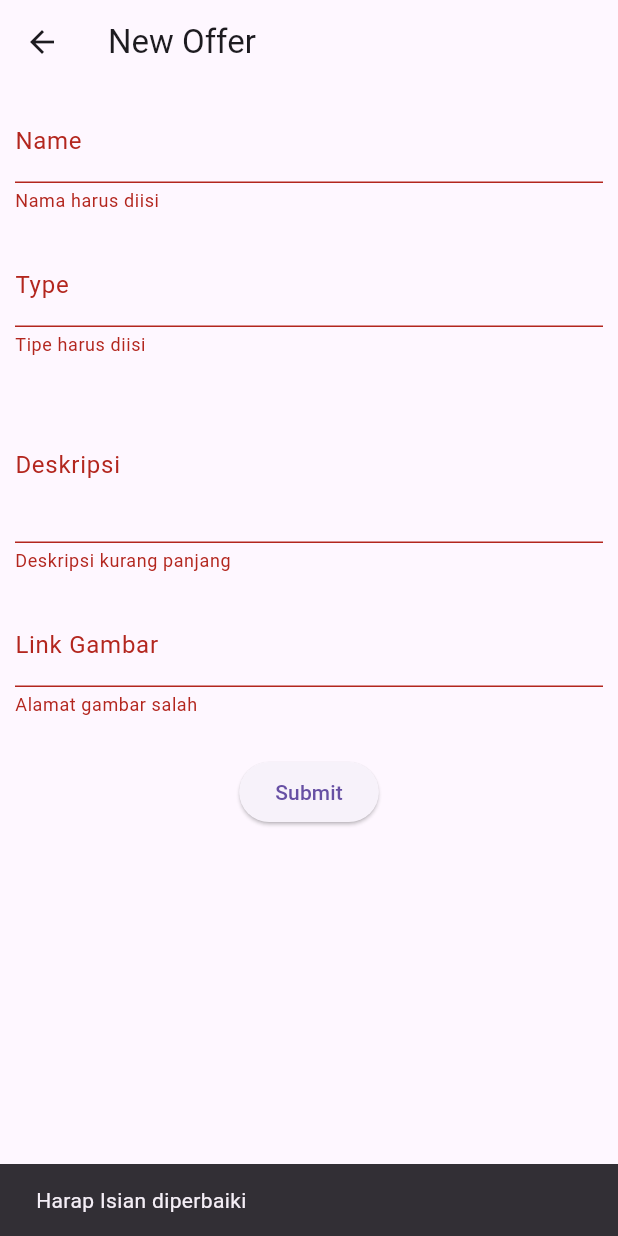
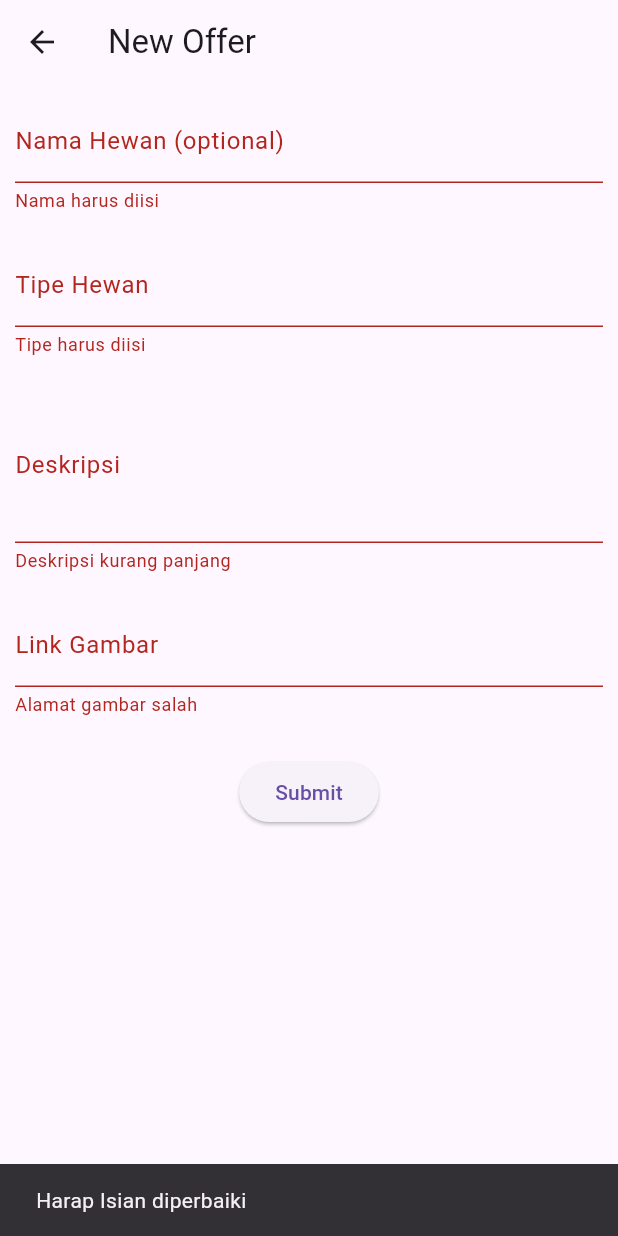
Before and after one commit to pauluskurnianto62/UAS_ET, a Flutter app: the NewOffer screen opened directly, after a tap on "Submit", on a phone screen of 412 x 824 dp. Run offline on Flutter 3.47's test engine with Material 3 defaults, Android fonts, the phone set to English and light mode, and no system bars; our stand-ins replace shared_preferences; accounts and stored records are empty; network calls fail.

Commit message:
fix list offer

```diff
--- a/lib/screen/newoffer.dart
+++ b/lib/screen/newoffer.dart
@@ -1,6 +1,7 @@
 import 'package:flutter/material.dart';
 import 'dart:convert';
 import 'package:http/http.dart' as http;
+import 'package:shared_preferences/shared_preferences.dart';
 
 class NewOffer extends StatefulWidget {
   const NewOffer({super.key});
@@ -17,23 +18,29 @@ class NewOfferState extends State<NewOffer> {
   String newimage = "";
 
   void submit() async {
-    final response = await http
-        .post(Uri.parse("https://ubaya.me/flutter/160421074/newofferadopt.php"), body: {
+    final prefs = await SharedPreferences.getInstance();
+    final response = await http.post(
+        Uri.parse(
+            "https://ubaya.me/flutter/160421074/adopsian/newofferadopt.php"),
+        body: {
+          'adoptID': prefs.getInt("user_id").toString(),
           'name': newname,
           'type': newtype,
           'description': newdesc,
           'image': newimage,
         });
+    print(response.body);
     if (response.statusCode == 200) {
       Map json = jsonDecode(response.body);
       if (json['result'] == 'success') {
         if (!mounted) return;
-        ScaffoldMessenger.of(context)
-            .showSnackBar(SnackBar(content: Text('Sukses Menambah Data')));
+        ScaffoldMessenger.of(context).showSnackBar(
+            const SnackBar(content: Text('Sukses Menambah Data')));
+        Navigator.pop(context);
       }
     } else {
       ScaffoldMessenger.of(context)
-          .showSnackBar(SnackBar(content: Text('Error')));
+          .showSnackBar(const SnackBar(content: Text('Error')));
       throw Exception('Failed to read API');
     }
   }
@@ -42,17 +49,17 @@ class NewOfferState extends State<NewOffer> {
   Widget build(BuildContext context) {
     return Scaffold(
         appBar: AppBar(
-          title: Text("New Offer"),
+          title: const Text("New Offer"),
         ),
         body: Form(
           key: formKey,
           child: Column(
             children: <Widget>[
               Padding(
-                padding: EdgeInsets.all(10),
+                  padding: const EdgeInsets.all(10),
                   child: TextFormField(
                     decoration: const InputDecoration(
-                  labelText: 'Name',
+                      labelText: 'Nama Hewan (optional)',
                     ),
                     onChanged: (value) {
                       newname = value;
@@ -63,13 +70,12 @@ class NewOfferState extends State<NewOffer> {
                       }
                       return null;
                     },
-              )
-            ),
+                  )),
               Padding(
-              padding: EdgeInsets.all(10),
+                  padding: const EdgeInsets.all(10),
                   child: TextFormField(
                     decoration: const InputDecoration(
-                labelText: 'Type',
+                      labelText: 'Tipe Hewan',
                     ),
                     onChanged: (value) {
                       newtype = value;
@@ -80,10 +86,9 @@ class NewOfferState extends State<NewOffer> {
                       }
                       return null;
                     },
-              )
-            ),
+                  )),
               Padding(
-              padding: EdgeInsets.all(10),
+                  padding: const EdgeInsets.all(10),
                   child: TextFormField(
                     decoration: const InputDecoration(
                       labelText: 'Deskripsi',
@@ -92,7 +97,7 @@ class NewOfferState extends State<NewOffer> {
                       newdesc = value;
                     },
                     validator: (value) {
-                if (value!.length<30) {
+                      if (value!.length < 30) {
                         return 'Deskripsi kurang panjang';
                       }
                       return null;
@@ -100,10 +105,9 @@ class NewOfferState extends State<NewOffer> {
                     keyboardType: TextInputType.multiline,
                     minLines: 3,
                     maxLines: 6,
-              )
-            ),
+                  )),
               Padding(
-              padding: EdgeInsets.all(10),
+                  padding: const EdgeInsets.all(10),
                   child: TextFormField(
                     decoration: const InputDecoration(
                       labelText: 'Link Gambar',
@@ -117,26 +121,24 @@ class NewOfferState extends State<NewOffer> {
                       }
                       return null;
                     },
-              )
-            ),
+                  )),
               Padding(
                 padding: const EdgeInsets.symmetric(vertical: 16.0),
                 child: ElevatedButton(
                   onPressed: () {
-                  if (formKey.currentState != null && !formKey.currentState!.validate()) {
-            	      ScaffoldMessenger.of(context).showSnackBar(
-              	      SnackBar(content: Text('Harap Isian diperbaiki')));
-                  }
-                  else{
+                    if (formKey.currentState != null &&
+                        !formKey.currentState!.validate()) {
+                      ScaffoldMessenger.of(context).showSnackBar(const SnackBar(
+                          content: Text('Harap Isian diperbaiki')));
+                    } else {
                       submit();
                     }
                   },
-              child: Text('Submit'),
+                  child: const Text('Submit'),
                 ),
               ),
             ],
           ),
-      )
-    );
+        ));
   }
 }
```
Also changed, not shown: lib/class/adopts.dart (+11 -6 lines), lib/main.dart (+14 -12 lines), lib/screen/adopt.dart (+11 -14 lines), lib/screen/browse.dart (+11 -14 lines), lib/screen/editoffer.dart (+18 -19 lines), lib/screen/login.dart (+4 -3 lines), lib/screen/offer.dart (+81 -22 lines), lib/screen/regist.dart (+16 -10 lines). Lines whose indentation alone changed are shown as unchanged.
